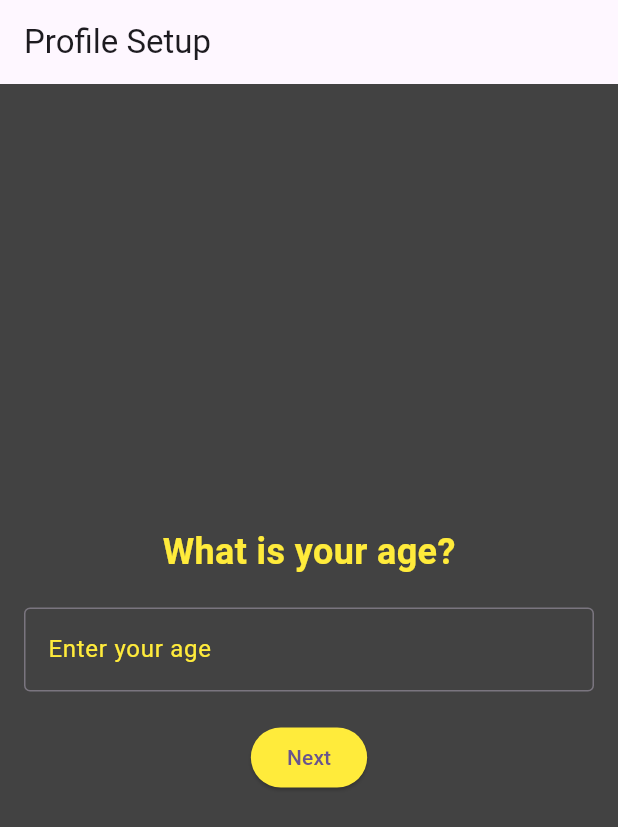
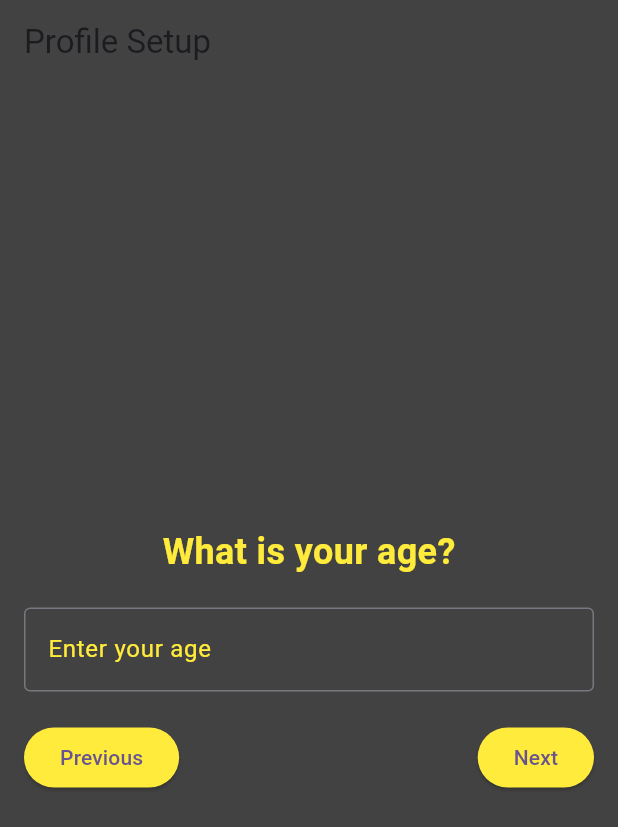
Before and after one commit to RafaelMarian/Project-GymApp_Flutter, a Flutter app: the QuestionnairePage screen opened directly, on a phone screen of 412 x 824 dp. Shown: the top 827 px of the screen. Run offline on Flutter 3.47's test engine with Material 3 defaults, Android fonts, the phone set to English and light mode, and no system bars; our stand-ins replace firebase_auth, firebase_core; accounts and stored records are empty.

Commit message:
adding previous button

```diff
--- a/lib/questionnaire_page.dart
+++ b/lib/questionnaire_page.dart
@@ -11,6 +11,7 @@ class _QuestionnairePageState extends State<QuestionnairePage> {
   final UserProfile _userProfile = UserProfile();
 
   void _onNextPage(String response) {
+    // Store the response based on the current page
     int pageIndex = _pageController.page!.toInt();
 
     switch (pageIndex) {
@@ -33,7 +34,16 @@ class _QuestionnairePageState extends State<QuestionnairePage> {
         break;
     }
 
+    // Move to the next page
     _pageController.nextPage(
+      duration: Duration(milliseconds: 300),
+      curve: Curves.easeIn,
+    );
+  }
+
+  void _onPreviousPage() {
+    // Move to the previous page
+    _pageController.previousPage(
       duration: Duration(milliseconds: 300),
       curve: Curves.easeIn,
     );
@@ -42,30 +52,31 @@ class _QuestionnairePageState extends State<QuestionnairePage> {
   @override
   Widget build(BuildContext context) {
     return Scaffold(
-      appBar: AppBar(title: Text('Profile Setup')),
-      body: Container(
-        color: Colors.grey[800], // Background color
-        child: PageView(
+      appBar: AppBar(
+        title: Text('Profile Setup'),
+        backgroundColor: Colors.grey[800], // AppBar background color
+      ),
+      backgroundColor: Colors.grey[800], // Background color
+      body: PageView(
         controller: _pageController,
         children: [
-            _buildQuestionPage(
-                'What is your age?', 'Enter your age', _onNextPage),
-            _buildQuestionPage(
-                'What is your height?', 'Enter your height', _onNextPage),
+          _buildQuestionPage('What is your age?', 'Enter your age', _onNextPage,
+              _onPreviousPage),
+          _buildQuestionPage('What is your height?', 'Enter your height',
+              _onNextPage, _onPreviousPage),
           _buildQuestionPage('What is your body weight?',
-                'Enter your body weight', _onNextPage),
-            _buildQuestionPage(
-                'What is your gender?', 'Select your gender', _onNextPage),
+              'Enter your body weight', _onNextPage, _onPreviousPage),
+          _buildQuestionPage('What is your gender?', 'Select your gender',
+              _onNextPage, _onPreviousPage),
           _buildQuestionPage('How often do you go to the gym?',
-                'Select frequency', _onNextPage),
+              'Select frequency', _onNextPage, _onPreviousPage),
         ],
-        ),
       ),
     );
   }
 
-  Widget _buildQuestionPage(
-      String question, String hint, void Function(String) onNext) {
+  Widget _buildQuestionPage(String question, String hint,
+      void Function(String) onNext, void Function() onPrevious) {
     TextEditingController controller = TextEditingController();
 
     return Padding(
@@ -78,33 +89,41 @@ class _QuestionnairePageState extends State<QuestionnairePage> {
             style: TextStyle(
                 fontSize: 24.0,
                 fontWeight: FontWeight.bold,
-              color: Colors.yellow, // Yellow text color
-            ),
+                color: Colors.yellow),
           ),
           SizedBox(height: 20.0),
           TextField(
             controller: controller,
             decoration: InputDecoration(
               hintText: hint,
-              hintStyle: TextStyle(color: Colors.yellow), // Yellow hint text
-              border: OutlineInputBorder(
-                borderSide: BorderSide(color: Colors.yellow), // Yellow border
+              hintStyle: TextStyle(color: Colors.yellow),
+              border: OutlineInputBorder(),
             ),
-              focusedBorder: OutlineInputBorder(
-                borderSide: BorderSide(color: Colors.yellow), // Yellow border
-              ),
-            ),
-            style: TextStyle(color: Colors.white), // White text color
+            style: TextStyle(color: Colors.yellow), // Text color
           ),
           SizedBox(height: 20.0),
+          Row(
+            mainAxisAlignment: MainAxisAlignment.spaceBetween,
+            children: [
               ElevatedButton(
+                onPressed: () {
+                  onPrevious();
+                },
                 style: ElevatedButton.styleFrom(
-              backgroundColor: Colors.yellow, // Yellow button
+                  backgroundColor: Colors.yellow, // Button background color
                 ),
+                child: Text('Previous'),
+              ),
+              ElevatedButton(
                 onPressed: () {
                   onNext(controller.text.trim());
                 },
+                style: ElevatedButton.styleFrom(
+                  backgroundColor: Colors.yellow, // Button background color
+                ),
                 child: Text('Next'),
+              ),
+            ],
           ),
         ],
       ),
```
Lines whose indentation alone changed are shown as unchanged.
